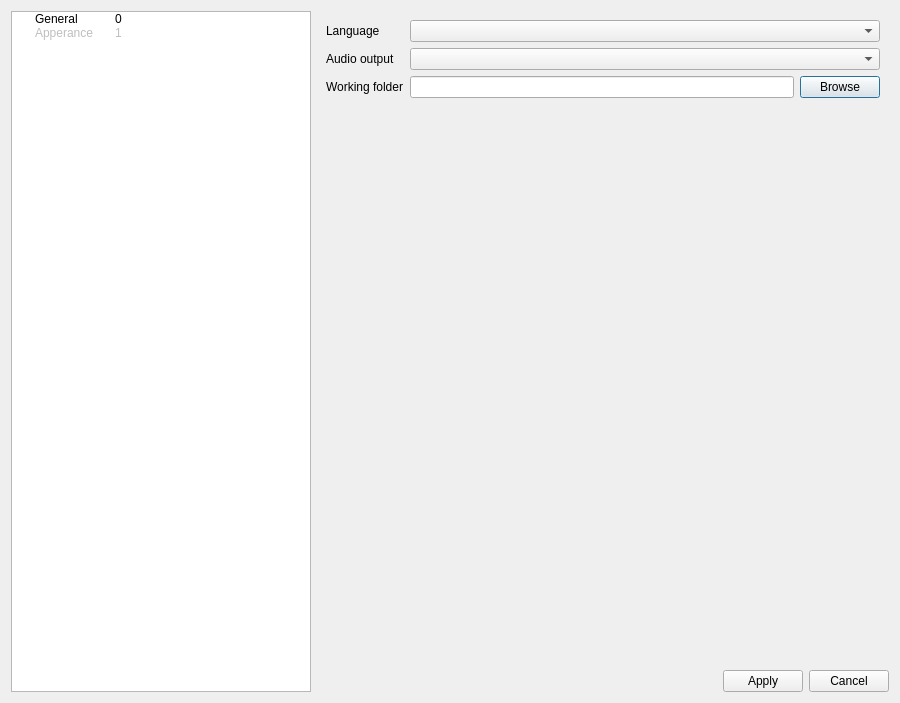
This is settingsdialog.ui in Technohamster-py/dm-assist as Qt 5 draws it before an edit. The edited form follows.
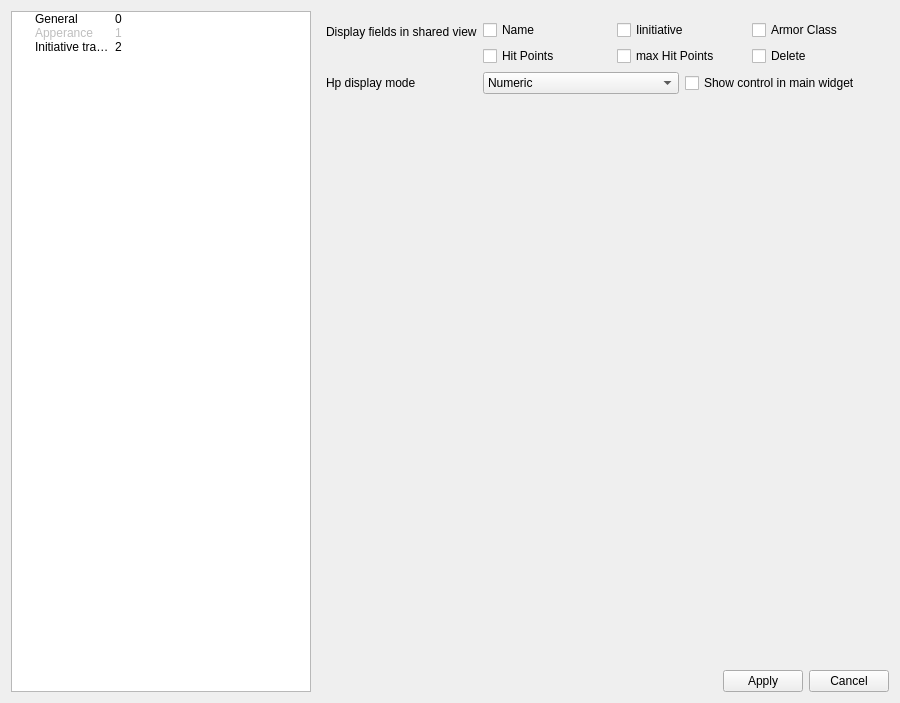
This is the edited form. Icons and pictures are not drawn.

Diff of the .ui file:
```diff
--- a/settingsdialog.ui
+++ b/settingsdialog.ui
@@ -78,6 +78,14 @@
        <set>ItemIsDragEnabled|ItemIsDropEnabled|ItemIsUserCheckable</set>
       </property>
      </item>
+     <item>
+      <property name="text">
+       <string>Initiative tracker</string>
+      </property>
+      <property name="text">
+       <string>2</string>
+      </property>
+     </item>
     </widget>
    </item>
    <item>
@@ -85,7 +93,7 @@
      <item>
       <widget class="QStackedWidget" name="stackedWidget">
        <property name="currentIndex">
-        <number>0</number>
+        <number>2</number>
        </property>
        <widget class="QWidget" name="generalPage">
         <layout class="QFormLayout" name="formLayout">
@@ -160,6 +168,100 @@
          </item>
         </layout>
        </widget>
+       <widget class="QWidget" name="page">
+        <layout class="QFormLayout" name="formLayout_3">
+         <item row="0" column="0">
+          <widget class="QLabel" name="fieldsLabel">
+           <property name="text">
+            <string>Display fields in shared view</string>
+           </property>
+          </widget>
+         </item>
+         <item row="0" column="1">
+          <layout class="QGridLayout" name="gridLayout">
+           <item row="0" column="0">
+            <widget class="QCheckBox" name="nameCheckBox">
+             <property name="text">
+              <string>Name</string>
+             </property>
+            </widget>
+           </item>
+           <item row="0" column="1">
+            <widget class="QCheckBox" name="initiativeCheckBox">
+             <property name="text">
+              <string>Iinitiative</string>
+             </property>
+            </widget>
+           </item>
+           <item row="0" column="2">
+            <widget class="QCheckBox" name="acCheckBox">
+             <property name="text">
+              <string>Armor Class</string>
+             </property>
+            </widget>
+           </item>
+           <item row="1" column="0">
+            <widget class="QCheckBox" name="hpCheckBox">
+             <property name="text">
+              <string>Hit Points</string>
+             </property>
+            </widget>
+           </item>
+           <item row="1" column="1">
+            <widget class="QCheckBox" name="maxhpCheckBox">
+             <property name="text">
+              <string>max Hit Points</string>
+             </property>
+            </widget>
+           </item>
+           <item row="1" column="2">
+            <widget class="QCheckBox" name="deleteCheckBox">
+             <property name="text">
+              <string>Delete</string>
+             </property>
+            </widget>
+           </item>
+          </layout>
+         </item>
+         <item row="1" column="0">
+          <widget class="QLabel" name="label">
+           <property name="text">
+            <string>Hp display mode</string>
+           </property>
+          </widget>
+         </item>
+         <item row="1" column="1">
+          <layout class="QHBoxLayout" name="horizontalLayout_2">
+           <item>
+            <widget class="QComboBox" name="hpModeComboBox">
+             <item>
+              <property name="text">
+               <string>Numeric</string>
+              </property>
+             </item>
+             <item>
+              <property name="text">
+               <string>Text status</string>
+              </property>
+             </item>
+             <item>
+              <property name="text">
+               <string>Progress bar</string>
+              </property>
+             </item>
+            </widget>
+           </item>
+           <item>
+            <widget class="QCheckBox" name="showControlCheckBox">
+             <property name="text">
+              <string>Show control in main widget</string>
+             </property>
+            </widget>
+           </item>
+          </layout>
+         </item>
+        </layout>
+       </widget>
       </widget>
      </item>
      <item>
```
